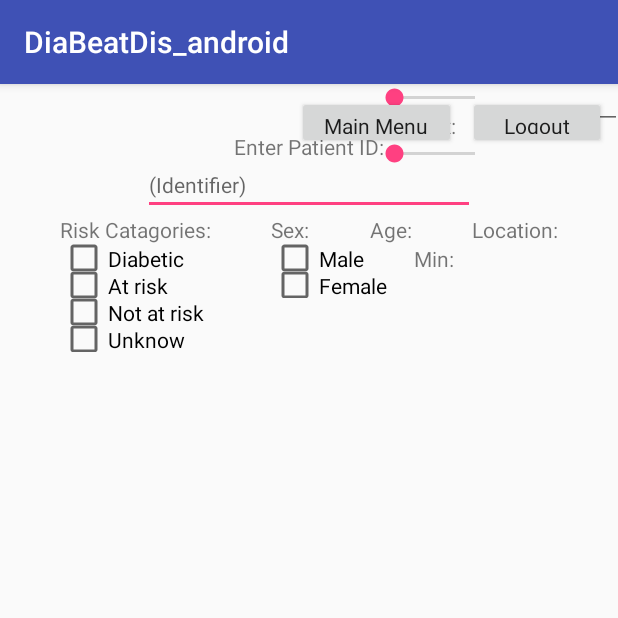
After one commit to PootieT/DiaBeatDis_android, an Android app: the PatientLookupActivity screen opened directly, with no data from a screen before it, on a phone screen of 412 x 824 dp, the top half of it. The commit adds this screen. Run offline under Robolectric (Android 15) with nearby library versions, the phone set to English and light mode, and no system bars.

Commit message:
added a lot of different activities

```diff
--- a/app/src/main/AndroidManifest.xml
+++ b/app/src/main/AndroidManifest.xml
@@ -19,7 +19,10 @@
         <activity android:name=".UserRegistrationActivity" />
         <activity android:name=".HealthWorkerMainActivity" />
         <activity android:name=".DoctorMainActivity" />
-        <activity android:name=".AdminMainActivity"></activity>
+        <activity android:name=".AdminMainActivity" />
+        <activity android:name=".PatientSelectorActivity" />
+        <activity android:name=".DataEntrySelectorActivity" />
+        <activity android:name=".PatientLookupActivity"></activity>
     </application>
 
 </manifest>
--- /dev/null
+++ b/app/src/main/java/com/example/peter/diabeatdis_android/PatientLookupActivity.java
@@ -0,0 +1,13 @@
+package com.example.peter.diabeatdis_android;
+
+import android.support.v7.app.AppCompatActivity;
+import android.os.Bundle;
+
+public class PatientLookupActivity extends AppCompatActivity {
+
+    @Override
+    protected void onCreate(Bundle savedInstanceState) {
+        super.onCreate(savedInstanceState);
+        setContentView(R.layout.activity_patient_lookup);
+    }
+}
--- /dev/null
+++ b/app/src/main/res/layout/activity_patient_lookup.xml
@@ -0,0 +1,208 @@
+<?xml version="1.0" encoding="utf-8"?>
+<android.support.constraint.ConstraintLayout xmlns:android="http://schemas.android.com/apk/res/android"
+    xmlns:app="http://schemas.android.com/apk/res-auto"
+    xmlns:tools="http://schemas.android.com/tools"
+    android:layout_width="match_parent"
+    android:layout_height="match_parent"
+    tools:context="com.example.peter.diabeatdis_android.PatientLookupActivity">
+
+    <Button
+        android:id="@+id/button26"
+        android:layout_width="106dp"
+        android:layout_height="35dp"
+        android:layout_marginEnd="8dp"
+        android:layout_marginTop="8dp"
+        android:text="@string/button_main_menu"
+        android:textAppearance="@style/TextAppearance.AppCompat"
+        app:layout_constraintEnd_toStartOf="@+id/button39"
+        app:layout_constraintTop_toTopOf="parent" />
+
+    <Button
+        android:id="@+id/button39"
+        android:layout_width="92dp"
+        android:layout_height="35dp"
+        android:layout_marginEnd="8dp"
+        android:layout_marginTop="8dp"
+        android:text="@string/button_logout"
+        android:textAppearance="@style/TextAppearance.AppCompat"
+        app:layout_constraintEnd_toEndOf="parent"
+        app:layout_constraintTop_toTopOf="parent" />
+
+    <EditText
+        android:id="@+id/editText2"
+        style="@style/Widget.AppCompat.Light.AutoCompleteTextView"
+        android:layout_width="221dp"
+        android:layout_height="36dp"
+        android:layout_marginTop="8dp"
+        android:ems="10"
+        android:hint="@string/hint_identifier"
+        android:inputType="textPersonName"
+        android:textAppearance="@style/TextAppearance.AppCompat"
+        app:layout_constraintEnd_toEndOf="parent"
+        app:layout_constraintHorizontal_bias="0.5"
+        app:layout_constraintStart_toStartOf="parent"
+        app:layout_constraintTop_toBottomOf="@+id/button26" />
+
+    <TextView
+        android:id="@+id/textView5"
+        android:layout_width="wrap_content"
+        android:layout_height="wrap_content"
+        android:layout_marginEnd="8dp"
+        android:layout_marginStart="8dp"
+        android:text="@string/string_enter_patient_id"
+        app:layout_constraintBottom_toTopOf="@+id/editText2"
+        app:layout_constraintEnd_toEndOf="@+id/editText2"
+        app:layout_constraintStart_toStartOf="@+id/editText2" />
+
+    <TextView
+        android:id="@+id/textView7"
+        android:layout_width="wrap_content"
+        android:layout_height="wrap_content"
+        android:text="@string/string_sex"
+        app:layout_constraintEnd_toStartOf="@+id/textView9"
+        app:layout_constraintHorizontal_bias="0.5"
+        app:layout_constraintStart_toEndOf="@+id/textView8"
+        app:layout_constraintTop_toBottomOf="@+id/editText2" />
+
+    <TextView
+        android:id="@+id/textView9"
+        android:layout_width="wrap_content"
+        android:layout_height="wrap_content"
+        android:text="@string/string_age"
+        app:layout_constraintEnd_toStartOf="@+id/textView10"
+        app:layout_constraintHorizontal_bias="0.5"
+        app:layout_constraintStart_toEndOf="@+id/textView7"
+        app:layout_constraintTop_toBottomOf="@+id/editText2" />
+
+    <TextView
+        android:id="@+id/textView10"
+        android:layout_width="wrap_content"
+        android:layout_height="wrap_content"
+        android:text="@string/string_location"
+        app:layout_constraintEnd_toEndOf="parent"
+        app:layout_constraintHorizontal_bias="0.5"
+        app:layout_constraintStart_toEndOf="@+id/textView9"
+        app:layout_constraintTop_toBottomOf="@+id/editText2" />
+
+    <TextView
+        android:id="@+id/textView8"
+        android:layout_width="wrap_content"
+        android:layout_height="wrap_content"
+        android:text="@string/string_risk_catagories"
+        app:layout_constraintEnd_toStartOf="@+id/textView7"
+        app:layout_constraintHorizontal_bias="0.5"
+        app:layout_constraintStart_toStartOf="parent"
+        app:layout_constraintTop_toBottomOf="@+id/editText2" />
+
+    <CheckBox
+        android:id="@+id/checkBox"
+        style="@android:style/Widget.Material.Light.CompoundButton.CheckBox"
+        android:layout_width="88dp"
+        android:layout_height="18dp"
+        android:text="@string/check_at_risk"
+        app:layout_constraintStart_toStartOf="@+id/checkBox2"
+        app:layout_constraintTop_toBottomOf="@+id/checkBox2" />
+
+    <CheckBox
+        android:id="@+id/checkBox3"
+        style="@android:style/Widget.Material.Light.CompoundButton.CheckBox"
+        android:layout_width="100dp"
+        android:layout_height="18dp"
+        android:text="@string/check_not_at_risk"
+        app:layout_constraintStart_toStartOf="@+id/checkBox"
+        app:layout_constraintTop_toBottomOf="@+id/checkBox" />
+
+    <CheckBox
+        android:id="@+id/checkBox4"
+        style="@android:style/Widget.Material.Light.CompoundButton.CheckBox"
+        android:layout_width="88dp"
+        android:layout_height="18dp"
+        android:text="@string/check_unknown"
+        app:layout_constraintStart_toStartOf="@+id/checkBox3"
+        app:layout_constraintTop_toBottomOf="@+id/checkBox3" />
+
+    <CheckBox
+        android:id="@+id/checkBox2"
+        style="@android:style/Widget.Material.Light.CompoundButton.CheckBox"
+        android:layout_width="88dp"
+        android:layout_height="18dp"
+        android:text="@string/check_diabetic"
+        app:layout_constraintStart_toStartOf="@+id/textView8"
+        app:layout_constraintTop_toBottomOf="@+id/textView8" />
+
+    <CheckBox
+        android:id="@+id/checkBox5"
+        style="@android:style/Widget.Material.Light.CompoundButton.CheckBox"
+        android:layout_width="88dp"
+        android:layout_height="18dp"
+        android:text="@string/check_male"
+        app:layout_constraintStart_toStartOf="@+id/textView7"
+        app:layout_constraintTop_toBottomOf="@+id/textView7" />
+
+    <CheckBox
+        android:id="@+id/checkBox6"
+        style="@android:style/Widget.Material.Light.CompoundButton.CheckBox"
+        android:layout_width="88dp"
+        android:layout_height="18dp"
+        android:text="@string/check_female"
+        app:layout_constraintStart_toStartOf="@+id/textView7"
+        app:layout_constraintTop_toBottomOf="@+id/checkBox5" />
+
+    <SeekBar
+        android:id="@+id/seekBar"
+        android:layout_width="86dp"
+        android:layout_height="18dp"
+        app:layout_constraintStart_toStartOf="@+id/seekBar3"
+        app:layout_constraintTop_toBottomOf="@+id/textView11" />
+
+    <SeekBar
+        android:id="@+id/seekBar3"
+        android:layout_width="86dp"
+        android:layout_height="18dp"
+        app:layout_constraintStart_toStartOf="@+id/textView9"
+        tools:layout_editor_absoluteY="124dp" />
+
+    <TextView
+        android:id="@+id/textView13"
+        android:layout_width="wrap_content"
+        android:layout_height="wrap_content"
+        android:layout_marginEnd="8dp"
+        android:layout_marginStart="8dp"
+        android:text="@string/string_min"
+        app:layout_constraintEnd_toEndOf="@+id/seekBar3"
+        app:layout_constraintStart_toStartOf="@+id/seekBar3"
+        app:layout_constraintTop_toBottomOf="@+id/textView9" />
+
+    <TextView
+        android:id="@+id/textView11"
+        android:layout_width="wrap_content"
+        android:layout_height="wrap_content"
+        android:layout_marginEnd="8dp"
+        android:layout_marginStart="8dp"
+        android:text="@string/string_max"
+        app:layout_constraintEnd_toEndOf="@+id/seekBar"
+        app:layout_constraintStart_toStartOf="@+id/seekBar"
+        app:layout_constraintTop_toBottomOf="@+id/seekBar3" />
+
+    <AutoCompleteTextView
+        android:id="@+id/autoCompleteTextView"
+        style="@android:style/Widget.Holo.AutoCompleteTextView"
+        android:layout_width="100dp"
+        android:layout_height="30dp"
+        android:textAppearance="@style/TextAppearance.AppCompat"
+        app:layout_constraintStart_toStartOf="@+id/textView10"
+        tools:layout_editor_absoluteY="106dp" />
+
+    <ScrollView
+        android:layout_width="576dp"
+        android:layout_height="116dp"
+        tools:layout_editor_absoluteX="8dp"
+        tools:layout_editor_absoluteY="187dp">
+
+        <LinearLayout
+            android:layout_width="match_parent"
+            android:layout_height="wrap_content"
+            android:orientation="vertical" />
+    </ScrollView>
+
+</android.support.constraint.ConstraintLayout>
--- a/app/src/main/res/values/strings.xml
+++ b/app/src/main/res/values/strings.xml
@@ -27,4 +27,22 @@
     <string name="button_reset_system">Reset System</string>
     <string name="button_device_statistics">Device Statistics</string>
     <string name="button_manage_accounts">Manage Accounts</string>
+    <string name="button_new_patient">New Patient</string>
+    <string name="string_enter_patient_id">Enter Patient ID:</string>
+    <string name="button_glucose_test">Glucose Test</string>
+    <string name="button_waist_circumference">Waist Circumference</string>
+    <string name="button_change_patient">Change Patient</string>
+    <string name="button_main_menu">Main Menu</string>
+    <string name="string_risk_catagories">Risk Catagories:</string>
+    <string name="string_sex">Sex:</string>
+    <string name="string_age">Age:</string>
+    <string name="string_location">Location:</string>
+    <string name="check_diabetic">Diabetic</string>
+    <string name="check_at_risk">At risk</string>
+    <string name="check_not_at_risk">Not at risk</string>
+    <string name="check_unknown">Unknown</string>
+    <string name="check_male">Male</string>
+    <string name="check_female">Female</string>
+    <string name="string_min">Min:</string>
+    <string name="string_max">Max:</string>
 </resources>
```
Also changed, not shown: app/src/main/java/com/example/peter/diabeatdis_android/DataEntrySelectorActivity.java (added, +13 -0 lines), app/src/main/java/com/example/peter/diabeatdis_android/PatientSelectorActivity.java (added, +13 -0 lines), app/src/main/res/layout/activity_data_entry_selector.xml (added, +62 -0 lines), app/src/main/res/layout/activity_patient_selector.xml (added, +74 -0 lines).
